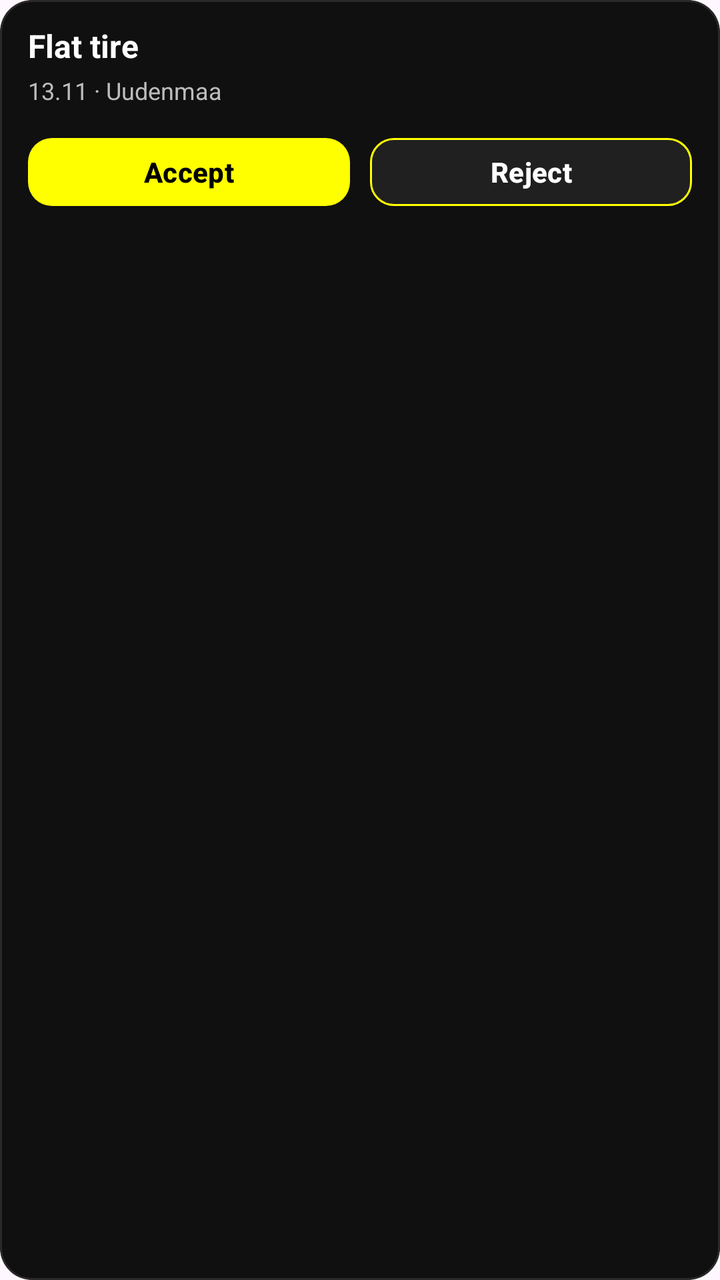
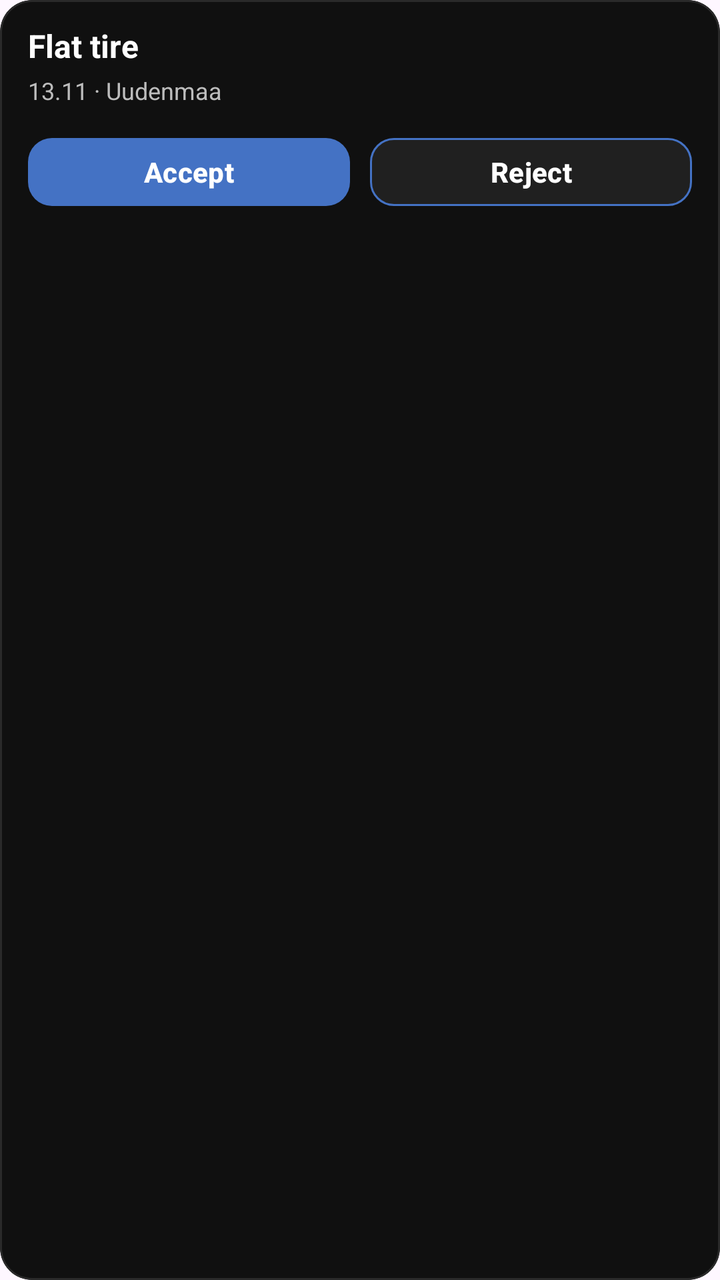

The first picture is an Android layout as it rendered before a commit; the second is the same layout after the commit. The layout source and the unified diff follow.
<!-- AndroidManifest.xml: application theme Theme.MyApplication -->
<!-- res/layout/item_request_incoming.xml -->
<?xml version="1.0" encoding="utf-8"?>
<com.google.android.material.card.MaterialCardView xmlns:android="http://schemas.android.com/apk/res/android"
    xmlns:app="http://schemas.android.com/apk/res-auto"
    android:layout_width="match_parent"
    android:layout_height="wrap_content"
    android:layout_marginBottom="10dp"
    app:cardCornerRadius="16dp"
    app:cardElevation="0dp"
    app:strokeColor="#2A2A2A"
    app:strokeWidth="1dp"
    app:cardBackgroundColor="#101010">

    <LinearLayout
        android:layout_width="match_parent"
        android:layout_height="wrap_content"
        android:orientation="vertical"
        android:padding="14dp">

        <TextView
            android:id="@+id/tvIssue"
            android:layout_width="match_parent"
            android:layout_height="wrap_content"
            android:text="Flat tire"
            android:textStyle="bold"
            android:textSize="16sp"
            android:textColor="#FFFFFF"
            android:includeFontPadding="false" />

        <TextView
            android:id="@+id/tvMeta"
            android:layout_width="match_parent"
            android:layout_height="wrap_content"
            android:layout_marginTop="6dp"
            android:text="13.11 · Uudenmaa"
            android:textColor="#BDBDBD"
            android:textSize="12sp"
            android:includeFontPadding="false"
            android:maxLines="2"
            android:ellipsize="end" />

        <LinearLayout
            android:layout_width="match_parent"
            android:layout_height="wrap_content"
            android:layout_marginTop="12dp"
            android:orientation="horizontal">

            <com.google.android.material.button.MaterialButton
                android:id="@+id/btnAccept"
                android:layout_width="0dp"
                android:layout_height="42dp"
                android:layout_weight="1"
                android:text="Accept"
                android:textAllCaps="false"
                android:textStyle="bold"
                android:textColor="#000000"
                app:cornerRadius="12dp"
                app:backgroundTint="#FFFF00"
                app:strokeWidth="0dp"
                app:rippleColor="#22000000" />

            <com.google.android.material.button.MaterialButton
                android:id="@+id/btnReject"
                android:layout_width="0dp"
                android:layout_height="42dp"
                android:layout_weight="1"
                android:layout_marginStart="10dp"
                android:text="Reject"
                android:textAllCaps="false"
                android:textStyle="bold"
                android:textColor="#FFFFFF"
                app:cornerRadius="12dp"
                app:backgroundTint="#202020"
                app:strokeColor="#FFFF00"
                app:strokeWidth="1dp"
                app:rippleColor="#22FFFF00" />

        </LinearLayout>

    </LinearLayout>

</com.google.android.material.card.MaterialCardView>
<!-- resources referenced by this layout -->
<resources>
  <style name="Theme.MyApplication" parent="Base.Theme.MyApplication" />
  <style name="Base.Theme.MyApplication" parent="Theme.Material3.DayNight.NoActionBar">
          <item name="android:statusBarColor">#000000</item>
          <item name="android:navigationBarColor">#101010</item>
  
          <item name="android:windowLightStatusBar">false</item>
  
          <item name="android:windowLightNavigationBar" tools:targetApi="27">false</item>
      </style>
</resources>

<!-- the commit's change to res/layout/item_request_incoming.xml (unified diff, before → after) -->
@@ -52,9 +52,9 @@
                 android:text="Accept"
                 android:textAllCaps="false"
                 android:textStyle="bold"
-                android:textColor="#000000"
+                android:textColor="#FFFFFF"
                 app:cornerRadius="12dp"
-                app:backgroundTint="#FFFF00"
+                app:backgroundTint="#4472C4"
                 app:strokeWidth="0dp"
                 app:rippleColor="#22000000" />
 
@@ -70,9 +70,9 @@
                 android:textColor="#FFFFFF"
                 app:cornerRadius="12dp"
                 app:backgroundTint="#202020"
-                app:strokeColor="#FFFF00"
+                app:strokeColor="#4472C4"
                 app:strokeWidth="1dp"
-                app:rippleColor="#22FFFF00" />
+                app:rippleColor="#224472C4" />
 
         </LinearLayout>
 
